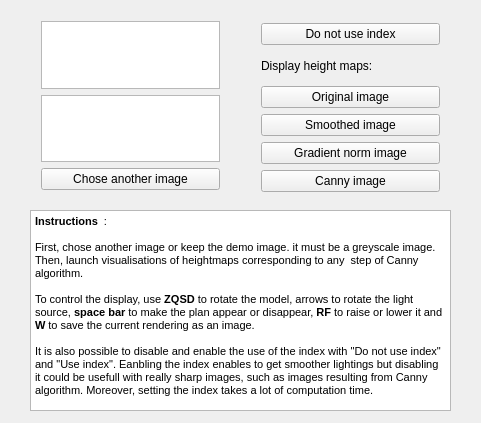
Qt form src/mainwindow.ui (ameuleman/HeightMap-GL3.3) before a commit.
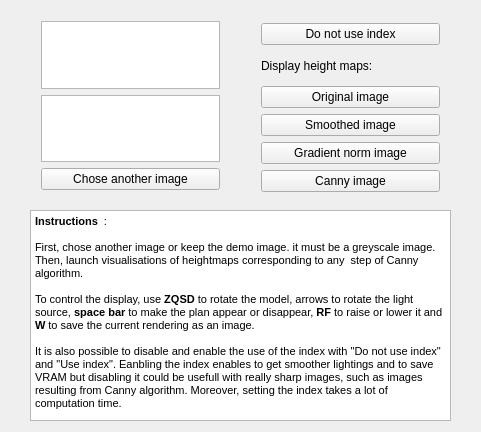
The same form after that commit.

Patch:
```diff
--- a/src/mainwindow.ui
+++ b/src/mainwindow.ui
@@ -7,7 +7,7 @@
     <x>0</x>
     <y>0</y>
     <width>481</width>
-    <height>423</height>
+    <height>432</height>
    </rect>
   </property>
   <property name="windowTitle">
@@ -99,7 +99,7 @@
       <x>30</x>
       <y>210</y>
       <width>421</width>
-      <height>201</height>
+      <height>211</height>
      </rect>
     </property>
     <property name="html">
@@ -113,7 +113,7 @@
 &lt;p style=&quot;-qt-paragraph-type:empty; margin-top:0px; margin-bottom:0px; margin-left:0px; margin-right:0px; -qt-block-indent:0; text-indent:0px;&quot;&gt;&lt;br /&gt;&lt;/p&gt;
 &lt;p style=&quot; margin-top:0px; margin-bottom:0px; margin-left:0px; margin-right:0px; -qt-block-indent:0; text-indent:0px;&quot;&gt;To control the display, use &lt;span style=&quot; font-weight:600;&quot;&gt;ZQSD&lt;/span&gt; to rotate the model, arrows to rotate the light source, &lt;span style=&quot; font-weight:600;&quot;&gt;space bar&lt;/span&gt; to make the plan appear or disappear, &lt;span style=&quot; font-weight:600;&quot;&gt;RF&lt;/span&gt; to raise or lower it and &lt;span style=&quot; font-weight:600;&quot;&gt;W&lt;/span&gt; to save the current rendering as an image.&lt;/p&gt;
 &lt;p style=&quot;-qt-paragraph-type:empty; margin-top:0px; margin-bottom:0px; margin-left:0px; margin-right:0px; -qt-block-indent:0; text-indent:0px;&quot;&gt;&lt;br /&gt;&lt;/p&gt;
-&lt;p style=&quot; margin-top:0px; margin-bottom:0px; margin-left:0px; margin-right:0px; -qt-block-indent:0; text-indent:0px;&quot;&gt;It is also possible to disable and enable the use of the index with &amp;quot;Do not use index&amp;quot; and &amp;quot;Use index&amp;quot;. Eanbling the index enables to get smoother lightings but disabling it could be usefull with really sharp images, such as images resulting from Canny algorithm. Moreover, setting the index takes a lot of computation time.&lt;/p&gt;&lt;/body&gt;&lt;/html&gt;</string>
+&lt;p style=&quot; margin-top:0px; margin-bottom:0px; margin-left:0px; margin-right:0px; -qt-block-indent:0; text-indent:0px;&quot;&gt;It is also possible to disable and enable the use of the index with &amp;quot;Do not use index&amp;quot; and &amp;quot;Use index&amp;quot;. Eanbling the index enables to get smoother lightings and to save VRAM but disabling it could be usefull with really sharp images, such as images resulting from Canny algorithm. Moreover, setting the index takes a lot of computation time.&lt;/p&gt;&lt;/body&gt;&lt;/html&gt;</string>
     </property>
    </widget>
   </widget>
```
